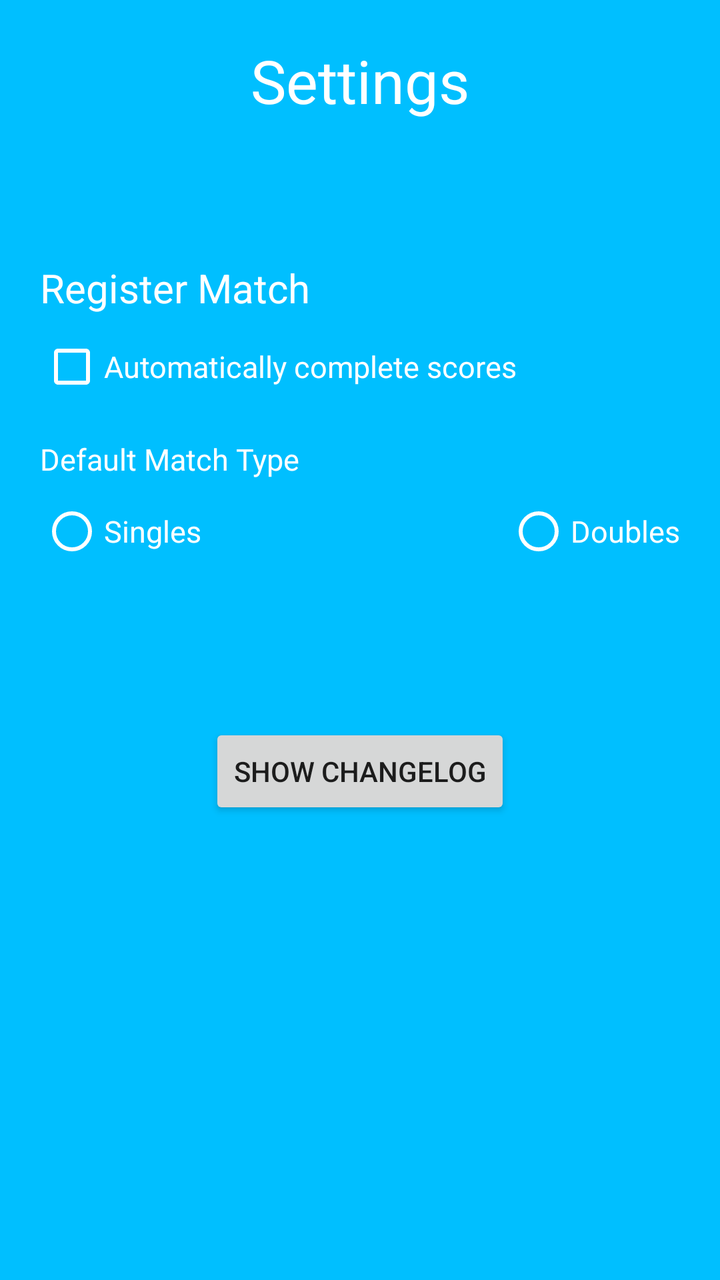
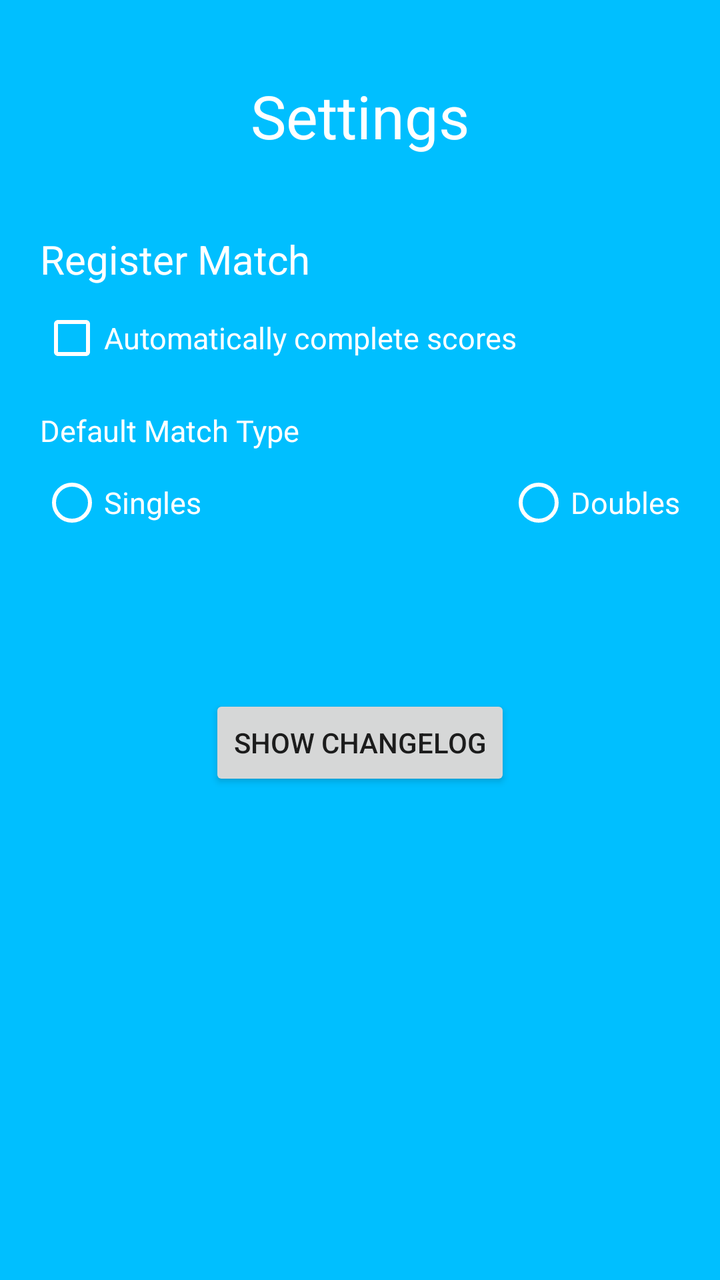

Two renders of the same Android screen: before a commit and after it. Below are the layout's source before the change and the commit's diff.
<!-- AndroidManifest.xml: application theme AppTheme -->
<!-- res/layout/settings_activity.xml -->
<ScrollView xmlns:android="http://schemas.android.com/apk/res/android"
    xmlns:tools="http://schemas.android.com/tools"
    android:id="@+id/settingsLayout"
    android:layout_width="match_parent"
    android:layout_height="match_parent"
    android:background="@color/colorPrimaryDark"
    tools:context=".SettingsActivity">

    <RelativeLayout
        android:layout_width="match_parent"
        android:layout_height="wrap_content">

        <TextView
            android:id="@+id/settingsHeadline"
            android:layout_width="wrap_content"
            android:layout_height="wrap_content"
            android:layout_centerHorizontal="true"
            android:layout_margin="@dimen/marginSettings"
            android:text="@string/settingsHeadline"
            android:textColor="@color/colorSettings"
            android:textSize="30sp" />

        <TextView
            android:id="@+id/registerMatchHeadline"
            android:layout_width="wrap_content"
            android:layout_height="wrap_content"
            android:layout_below="@id/settingsHeadline"
            android:layout_marginStart="20dp"
            android:layout_marginTop="50dp"
            android:text="@string/registerMatchHeadline"
            android:textColor="@color/colorSettings"
            android:textSize="20sp" />

        <CheckBox
            android:id="@+id/setManualStartPositions"
            android:layout_width="wrap_content"
            android:layout_height="wrap_content"
            android:layout_below="@id/registerMatchHeadline"
            android:layout_gravity="center_horizontal|center_vertical"
            android:layout_marginStart="20dp"
            android:layout_marginTop="10dp"
            android:layout_marginBottom="20dp"
            android:buttonTint="@color/colorSettings"
            android:text="@string/settings_manualStartPos"
            android:textColor="@color/colorSettings"
            android:textSize="20sp"
            android:visibility="gone" />

        <CheckBox
            android:id="@+id/setDebugMode"
            android:layout_width="wrap_content"
            android:layout_height="wrap_content"
            android:layout_below="@id/setManualStartPositions"
            android:layout_gravity="center_horizontal|center_vertical"
            android:layout_margin="20dp"
            android:buttonTint="@color/colorSettings"
            android:text="@string/settings_debugMode"
            android:textColor="@color/colorSettings"
            android:textSize="20sp"
            android:visibility="gone" />

        <CheckBox
            android:id="@+id/setAutocompleteScore"
            android:layout_width="wrap_content"
            android:layout_height="wrap_content"
            android:layout_below="@id/setDebugMode"
            android:layout_gravity="center_horizontal|center_vertical"
            android:layout_marginStart="20dp"
            android:layout_marginTop="10dp"
            android:layout_marginEnd="20dp"
            android:buttonTint="@color/colorSettings"
            android:gravity="center"
            android:text="@string/settings_autocompleteScore"
            android:textColor="@color/colorSettings"
            android:textSize="15sp"
            android:visibility="visible" />

        <TextView
            android:id="@+id/defaultMatchTypeText"
            android:layout_width="wrap_content"
            android:layout_height="wrap_content"
            android:layout_below="@id/setAutocompleteScore"
            android:layout_marginStart="20dp"
            android:layout_marginTop="20dp"
            android:text="@string/defaultMatchType_headline"
            android:textColor="@color/colorSettings"
            android:textSize="15sp" />

        <RadioGroup
            android:id="@+id/defaultMatchType"
            android:layout_width="wrap_content"
            android:layout_height="wrap_content"
            android:layout_below="@id/defaultMatchTypeText"
            android:layout_marginStart="20dp"
            android:layout_marginTop="10dp"
            android:layout_marginEnd="20dp"
            android:orientation="horizontal">

            <RadioButton
                android:id="@+id/singlesMatchSelector"
                android:layout_width="wrap_content"
                android:layout_height="wrap_content"
                android:buttonTint="@color/colorSettings"
                android:text="@string/matchTypeSingles"
                android:textColor="@color/colorSettings"
                android:textSize="15sp" />

            <View
                android:layout_width="0dp"
                android:layout_height="0dp"
                android:layout_weight="1" />

            <RadioButton
                android:id="@+id/doublesMatchSelector"
                android:layout_width="wrap_content"
                android:layout_height="wrap_content"
                android:buttonTint="@color/colorSettings"
                android:text="@string/matchTypeDoubles"
                android:textColor="@color/colorSettings"
                android:textSize="15sp" />
        </RadioGroup>

        <Button
            android:id="@+id/showChangelogButton"
            android:layout_width="wrap_content"
            android:layout_height="wrap_content"
            android:layout_below="@id/defaultMatchType"
            android:layout_centerHorizontal="true"
            android:layout_marginTop="80dp"
            android:text="@string/showChangelog_button" />

        <TextView
            android:id="@+id/version"
            android:layout_width="match_parent"
            android:layout_height="wrap_content"
            android:layout_below="@id/showChangelogButton"
            android:layout_marginTop="50dp"
            android:layout_marginStart="10dp"
            android:layout_marginEnd="10dp"
            android:textAlignment="center"
            android:textColor="@color/colorSettings" />

    </RelativeLayout>
</ScrollView>
<!-- resources referenced by this layout -->
<resources>
  <color name="colorPrimaryDark">#00BFFF</color>
  <color name="colorSettings">#FFFFFF</color>
  <dimen name="marginSettings">20dp</dimen>
  <string name="defaultMatchType_headline">Default Match Type</string>
  <string name="matchTypeDoubles">Doubles</string>
  <string name="matchTypeSingles">Singles</string>
  <string name="registerMatchHeadline">Register Match</string>
  <string name="settingsHeadline">Settings</string>
  <string name="settings_autocompleteScore">Automatically complete scores</string>
  <string name="settings_debugMode">Run in Debug Mode</string>
  <string name="settings_manualStartPos">Set Start Positions manually</string>
  <string name="showChangelog_button">Show changelog</string>
  <style name="AppTheme" parent="Theme.AppCompat.Light.NoActionBar">
          
          <item name="colorPrimary">@color/colorPrimary</item>
          <item name="colorPrimaryDark">@color/colorPrimaryDark</item>
          <item name="colorAccent">@color/colorAccent</item>
      </style>
  <color name="colorPrimary">#6200EE</color>
  <color name="colorAccent">#03DAC5</color>
</resources>

<!-- the commit's change to res/layout/settings_activity.xml (unified diff, before → after) -->
@@ -1,5 +1,6 @@
 <ScrollView xmlns:android="http://schemas.android.com/apk/res/android"
     xmlns:tools="http://schemas.android.com/tools"
+    xmlns:app="http://schemas.android.com/apk/res-auto"
     android:id="@+id/settingsLayout"
     android:layout_width="match_parent"
     android:layout_height="match_parent"
@@ -10,23 +11,31 @@
         android:layout_width="match_parent"
         android:layout_height="wrap_content">
 
-        <TextView
-            android:id="@+id/settingsHeadline"
-            android:layout_width="wrap_content"
+        <androidx.appcompat.widget.Toolbar
+            android:id="@+id/toolbar"
+            android:layout_width="match_parent"
             android:layout_height="wrap_content"
-            android:layout_centerHorizontal="true"
-            android:layout_margin="@dimen/marginSettings"
-            android:text="@string/settingsHeadline"
-            android:textColor="@color/colorSettings"
-            android:textSize="30sp" />
+            android:layout_marginTop="30dp"
+            android:layout_marginBottom="30dp"
+            app:contentInsetStartWithNavigation="0dp">
+
+            <TextView
+                android:id="@+id/settingsHeadline"
+                android:layout_width="wrap_content"
+                android:layout_height="wrap_content"
+                android:layout_gravity="center"
+                android:text="@string/settingsHeadline"
+                android:textColor="@color/colorSettings"
+                android:textSize="30sp" />
+
+        </androidx.appcompat.widget.Toolbar>
 
         <TextView
             android:id="@+id/registerMatchHeadline"
             android:layout_width="wrap_content"
             android:layout_height="wrap_content"
-            android:layout_below="@id/settingsHeadline"
+            android:layout_below="@id/toolbar"
             android:layout_marginStart="20dp"
-            android:layout_marginTop="50dp"
             android:text="@string/registerMatchHeadline"
             android:textColor="@color/colorSettings"
             android:textSize="20sp" />
@@ -134,8 +143,8 @@
             android:layout_width="match_parent"
             android:layout_height="wrap_content"
             android:layout_below="@id/showChangelogButton"
+            android:layout_marginStart="10dp"
             android:layout_marginTop="50dp"
-            android:layout_marginStart="10dp"
             android:layout_marginEnd="10dp"
             android:textAlignment="center"
             android:textColor="@color/colorSettings" />
<!-- resource entries referenced after the edit -->
@@ -2,7 +2,6 @@
 <resources>
   <color name="colorPrimaryDark">#00BFFF</color>
   <color name="colorSettings">#FFFFFF</color>
-  <dimen name="marginSettings">20dp</dimen>
   <string name="defaultMatchType_headline">Default Match Type</string>
   <string name="matchTypeDoubles">Doubles</string>
   <string name="matchTypeSingles">Singles</string>
